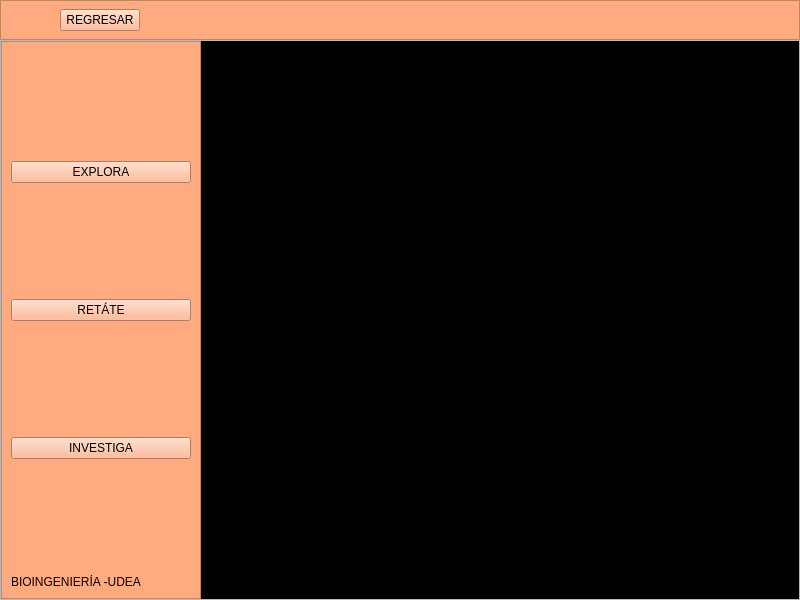
This is plataforma.ui in mariacamilato/TRABAJO-FINAL as Qt 5 draws it before an edit. The edited form follows.
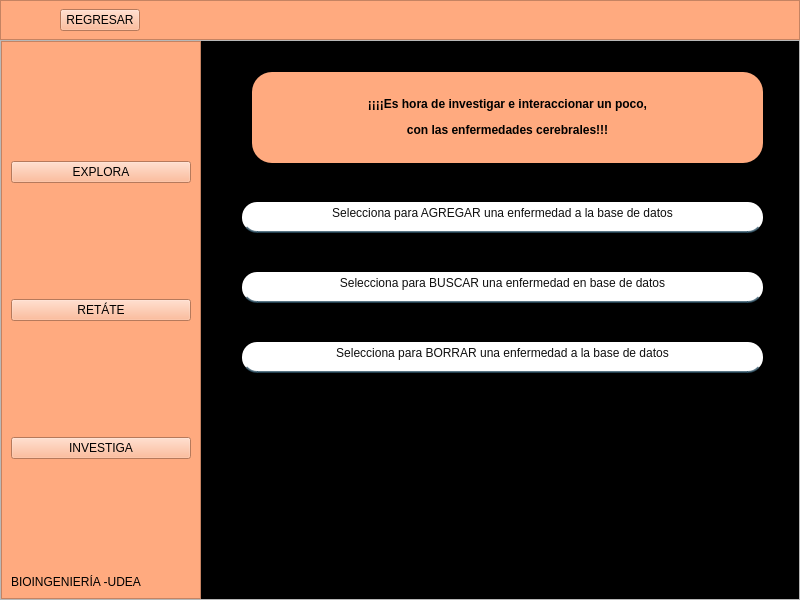
This is the edited form. The open tabs and pages were chosen to show the change. Icons and pictures are not drawn.

Commit message: para gregar enfermedad

What changed in the file:
```diff
--- a/plataforma.ui
+++ b/plataforma.ui
@@ -1112,7 +1112,180 @@
               </item>
              </layout>
             </widget>
-            <widget class="QWidget" name="paginvestiga"/>
+            <widget class="QWidget" name="paginvestiga">
+             <widget class="QFrame" name="frame_8">
+              <property name="geometry">
+               <rect>
+                <x>40</x>
+                <y>150</y>
+                <width>531</width>
+                <height>51</height>
+               </rect>
+              </property>
+              <property name="frameShape">
+               <enum>QFrame::StyledPanel</enum>
+              </property>
+              <property name="frameShadow">
+               <enum>QFrame::Raised</enum>
+              </property>
+              <widget class="QPushButton" name="confirmar1_2">
+               <property name="geometry">
+                <rect>
+                 <x>0</x>
+                 <y>10</y>
+                 <width>521</width>
+                 <height>31</height>
+                </rect>
+               </property>
+               <property name="styleSheet">
+                <string notr="true">QPushButton {
+    font: 75 12pt &quot;Times New Roman&quot;;
+    background-color: rgb(255, 255, 255);
+    border: none;
+    border-bottom: 2px solid rgba(46, 82, 101, 200);
+    color: rgba(0, 0, 0, 240);
+    padding-bottom: 7px;
+    border-radius: 15px;
+}
+
+QPushButton:hover {
+  
+	background-color: rgb(255, 255, 0);
+}</string>
+               </property>
+               <property name="text">
+                <string>Selecciona para AGREGAR una enfermedad a la base de datos</string>
+               </property>
+              </widget>
+             </widget>
+             <widget class="QFrame" name="frame_9">
+              <property name="geometry">
+               <rect>
+                <x>40</x>
+                <y>220</y>
+                <width>531</width>
+                <height>51</height>
+               </rect>
+              </property>
+              <property name="frameShape">
+               <enum>QFrame::StyledPanel</enum>
+              </property>
+              <property name="frameShadow">
+               <enum>QFrame::Raised</enum>
+              </property>
+              <widget class="QPushButton" name="confirmar1_3">
+               <property name="geometry">
+                <rect>
+                 <x>0</x>
+                 <y>10</y>
+                 <width>521</width>
+                 <height>31</height>
+                </rect>
+               </property>
+               <property name="styleSheet">
+                <string notr="true">QPushButton {
+    font: 75 12pt &quot;Times New Roman&quot;;
+    background-color: rgb(255, 255, 255);
+    border: none;
+    border-bottom: 2px solid rgba(46, 82, 101, 200);
+    color: rgba(0, 0, 0, 240);
+    padding-bottom: 7px;
+    border-radius: 15px;
+}
+
+QPushButton:hover {
+    background-color: rgb(255, 0, 127);
+}</string>
+               </property>
+               <property name="text">
+                <string>Selecciona para BUSCAR una enfermedad en base de datos</string>
+               </property>
+              </widget>
+             </widget>
+             <widget class="QFrame" name="frame_10">
+              <property name="geometry">
+               <rect>
+                <x>40</x>
+                <y>290</y>
+                <width>531</width>
+                <height>51</height>
+               </rect>
+              </property>
+              <property name="frameShape">
+               <enum>QFrame::StyledPanel</enum>
+              </property>
+              <property name="frameShadow">
+               <enum>QFrame::Raised</enum>
+              </property>
+              <widget class="QPushButton" name="confirmar1_4">
+               <property name="geometry">
+                <rect>
+                 <x>0</x>
+                 <y>10</y>
+                 <width>521</width>
+                 <height>31</height>
+                </rect>
+               </property>
+               <property name="styleSheet">
+                <string notr="true">QPushButton {
+    font: 75 12pt &quot;Times New Roman&quot;;
+    background-color: rgb(255, 255, 255);
+    border: none;
+    border-bottom: 2px solid rgba(46, 82, 101, 200);
+    color: rgba(0, 0, 0, 240);
+    padding-bottom: 7px;
+    border-radius: 15px;
+}
+
+QPushButton:hover {
+   
+	background-color: rgb(0, 255, 255);
+}</string>
+               </property>
+               <property name="text">
+                <string>Selecciona para BORRAR una enfermedad a la base de datos</string>
+               </property>
+              </widget>
+             </widget>
+             <widget class="QLabel" name="label_4">
+              <property name="geometry">
+               <rect>
+                <x>50</x>
+                <y>30</y>
+                <width>511</width>
+                <height>91</height>
+               </rect>
+              </property>
+              <property name="styleSheet">
+               <string notr="true">background-color: rgb(255, 170, 127);
+font: 75 14pt &quot;Segoe Script&quot;;
+ border-radius: 20px;
+</string>
+              </property>
+              <property name="text">
+               <string>&lt;html&gt;&lt;head/&gt;&lt;body&gt;&lt;p align=&quot;center&quot;&gt;&lt;span style=&quot; font-weight:600;&quot;&gt;¡¡¡¡Es hora de investigar e interaccionar un poco,&lt;/span&gt;&lt;/p&gt;&lt;p align=&quot;center&quot;&gt;&lt;span style=&quot; font-weight:600;&quot;&gt;con las enfermedades cerebrales!!!&lt;/span&gt;&lt;/p&gt;&lt;/body&gt;&lt;/html&gt;</string>
+              </property>
+             </widget>
+             <widget class="QLabel" name="label_5">
+              <property name="geometry">
+               <rect>
+                <x>250</x>
+                <y>370</y>
+                <width>111</width>
+                <height>91</height>
+               </rect>
+              </property>
+              <property name="text">
+               <string/>
+              </property>
+              <property name="pixmap">
+               <pixmap>imagenes/10803147.png</pixmap>
+              </property>
+              <property name="scaledContents">
+               <bool>true</bool>
+              </property>
+             </widget>
+            </widget>
            </widget>
           </item>
          </layout>
```
Left out of the diff: 44 changed lines with no effect on the pictures. The commit also changes 8 other files.
